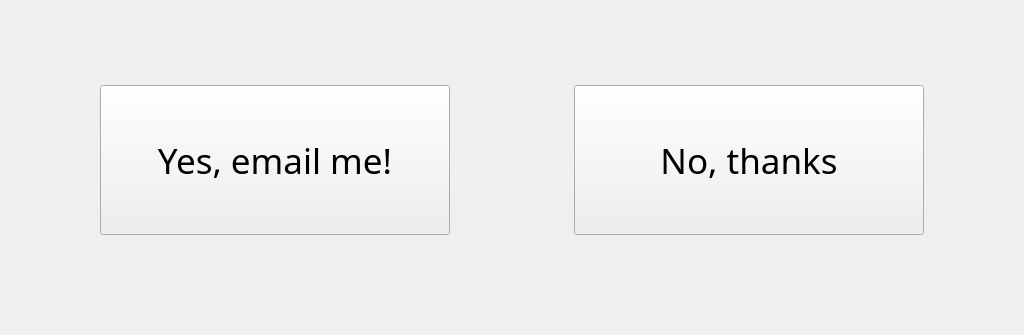
Above: qt_designer_files/ask_to_email.ui from hayrayl/photobooth before the change; both pictures show x 0 to 1024 and y 265 to 600 of the 1024 by 600 pixel window. Below: the same form after it.
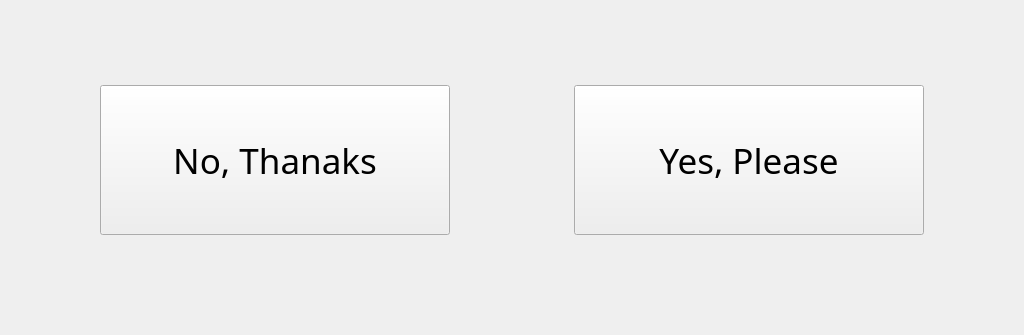
That is the form after the change.

```diff
--- a/qt_designer_files/ask_to_email.ui
+++ b/qt_designer_files/ask_to_email.ui
@@ -68,7 +68,7 @@
     </font>
    </property>
    <property name="text">
-    <string>No, thanks</string>
+    <string>Yes, Please</string>
    </property>
   </widget>
   <widget class="QPushButton" name="pushButton_yes">
@@ -89,7 +89,7 @@
     </font>
    </property>
    <property name="text">
-    <string>Yes, email me!</string>
+    <string>No, Thanaks</string>
    </property>
   </widget>
  </widget>
```
Left out of the diff: 4 changed lines with no effect on the pictures.
